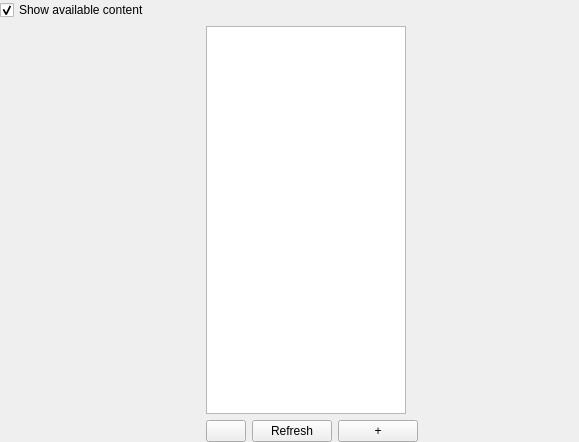
First picture: the form in Editor/CustomWidgets/panelshapes.ui, repository RPG-Paper-Maker/RPG-Paper-Maker, before the edit.
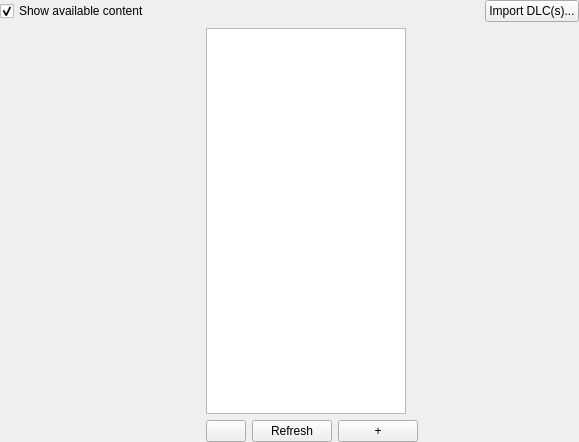
Second picture: the form after the edit. Icons and pictures are not drawn. Custom widgets are drawn as their Qt base class.

```diff
--- a/Editor/CustomWidgets/panelshapes.ui
+++ b/Editor/CustomWidgets/panelshapes.ui
@@ -27,7 +27,9 @@
     <number>0</number>
    </property>
    <item row="0" column="0">
-    <layout class="QVBoxLayout" name="verticalLayout_4" stretch="0,1">
+    <layout class="QVBoxLayout" name="verticalLayout_2" stretch="0,1">
+     <item>
+      <layout class="QHBoxLayout" name="horizontalLayout_2" stretch="0,1,0">
      <item>
       <widget class="QCheckBox" name="checkBoxContent">
        <property name="text">
@@ -39,6 +41,28 @@
       </widget>
      </item>
      <item>
+        <spacer name="horizontalSpacer">
+         <property name="orientation">
+          <enum>Qt::Horizontal</enum>
+         </property>
+         <property name="sizeHint" stdset="0">
+          <size>
+           <width>228</width>
+           <height>20</height>
+          </size>
+         </property>
+        </spacer>
+       </item>
+       <item>
+        <widget class="QPushButton" name="pushButtonDLC">
+         <property name="text">
+          <string>Import DLC(s)...</string>
+         </property>
+        </widget>
+       </item>
+      </layout>
+     </item>
+     <item>
       <layout class="QHBoxLayout" name="horizontalLayout_3" stretch="0,0,1">
        <item>
         <widget class="PanelSuperList" name="widgetPanelIDs" native="true">
@@ -130,17 +154,17 @@
   </layout>
  </widget>
  <customwidgets>
+  <customwidget>
+   <class>WidgetSuperTree</class>
+   <extends>QTreeView</extends>
+   <header>widgetsupertree.h</header>
+  </customwidget>
   <customwidget>
    <class>PanelSuperList</class>
    <extends>QWidget</extends>
    <header>panelsuperlist.h</header>
    <container>1</container>
   </customwidget>
-  <customwidget>
-   <class>WidgetSuperTree</class>
-   <extends>QTreeView</extends>
-   <header>widgetsupertree.h</header>
-  </customwidget>
   <customwidget>
    <class>WidgetPreviewObject3D</class>
    <extends>QWidget</extends>
```
Lines whose indentation alone changed are shown as unchanged.
